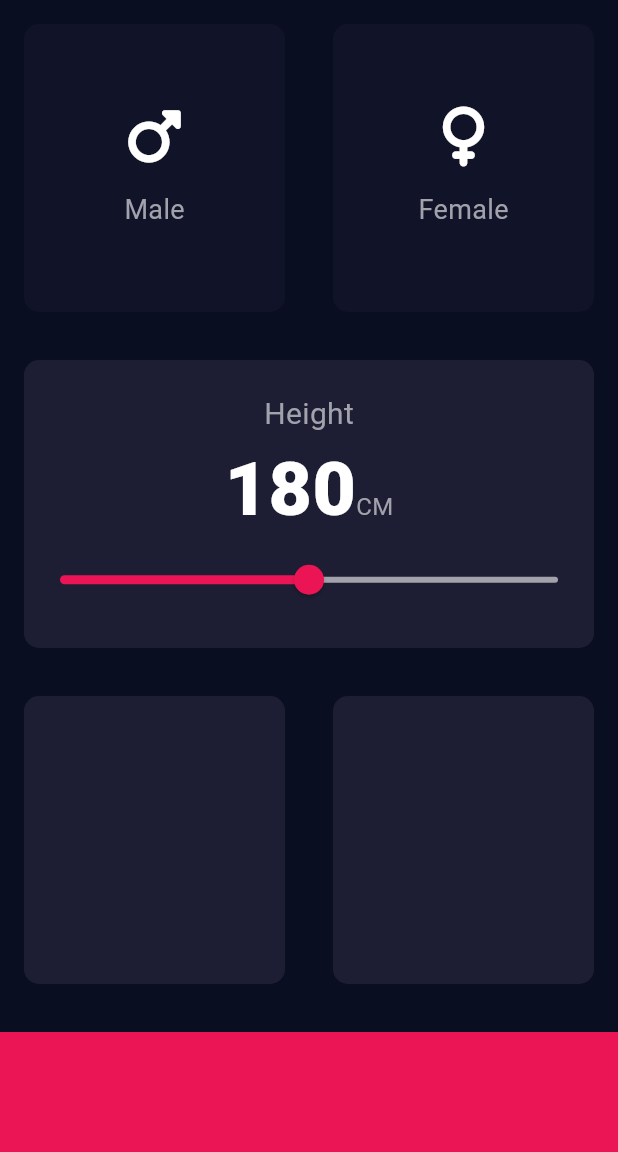
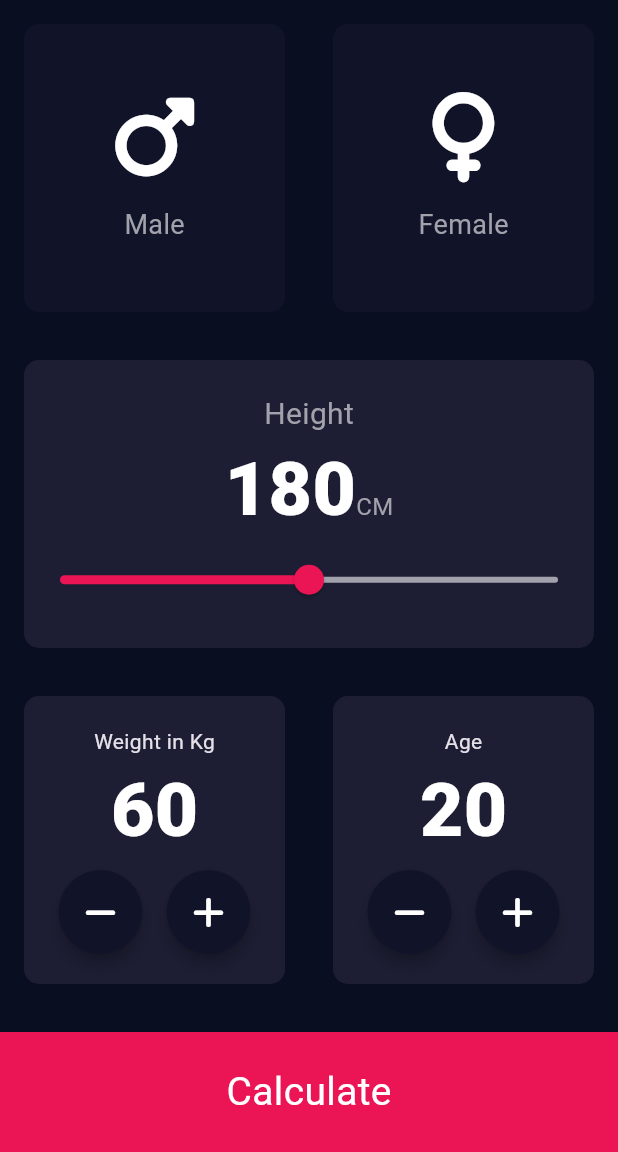
Before and after one commit to kemad97/BMI_Calculator_Flutter, a Flutter app: the screen it shows after launch, on a phone screen of 412 x 824 dp, the part 84-1236 px from its top. Run offline on Flutter 3.47's test engine with Material 3 defaults, Android fonts, the phone set to English and light mode, and no system bars; our stand-ins replace font_awesome_flutter.

Commit message:
app done

```diff
--- a/lib/AppColors.dart
+++ b/lib/AppColors.dart
@@ -7,4 +7,5 @@ class AppColors {
   static const Color accent = Color(0xFFEB1555);
   static const Color text = Colors.white;
   static const Color lightTextGrey = Color(0xffa2a2ac);
+  static const Color greenText = Color(0xff00850e);
 }
--- /dev/null
+++ b/lib/bmi_brain.dart
@@ -0,0 +1,35 @@
+import 'dart:math';
+
+class BMICalcBrain {
+  final int height;
+  final int weight;
+
+  double _bmi = 0.0;
+
+  BMICalcBrain({required this.height, required this.weight});
+
+  String calculateBMI() {
+    _bmi = weight / pow(height / 100, 2);
+    return _bmi.toStringAsFixed(1);
+  }
+
+  String getResult() {
+    if (_bmi >= 25) {
+      return "OVERWEIGHT";
+    } else if (_bmi > 18.5) {
+      return "NORMAL";
+    } else {
+      return "UNDERWEIGHT";
+    }
+  }
+
+  String getInterpretation() {
+    if (_bmi >= 25) {
+      return "You have a higher than normal body weight. Try to exercise more.";
+    } else if (_bmi > 18.5) {
+      return "You have a normal body weight. Good job!";
+    } else {
+      return "You have a lower than normal body weight. You can eat a bit more.";
+    }
+  }
+}
--- a/lib/consts.dart
+++ b/lib/consts.dart
@@ -1,4 +1,4 @@
-import 'package:flutter/cupertino.dart';
+import 'package:flutter/material.dart';
 
 import 'AppColors.dart';
 
@@ -13,4 +13,30 @@ class Constants {
     color: AppColors.text,
     fontWeight: FontWeight.w900,
   );
+
+  static const titleTextStyle = TextStyle(
+    fontSize: 50,
+    color: AppColors.text,
+    fontWeight: FontWeight.bold,
+  );
+
+  static const greenText = TextStyle(
+    fontSize: 20,
+    color: AppColors.lightTextGrey,
+  );
+
+  static const TextStyle resultTextStyle = TextStyle(
+    color: Color(0xFF24D876),
+    fontSize: 22.0,
+    fontWeight: FontWeight.bold,
+  );
+  static const TextStyle bmiTextStyle = TextStyle(
+    fontSize: 100.0,
+    fontWeight: FontWeight.bold,
+    color: Colors.white,
+  );
+  static const TextStyle bodyTextStyle = TextStyle(
+    fontSize: 22.0,
+    color: Colors.white,
+  );
 }
--- a/lib/icon_card_content.dart
+++ b/lib/icon_card_content.dart
@@ -13,7 +13,7 @@ class IconCardContent extends StatelessWidget {
     return Column(
       mainAxisAlignment: MainAxisAlignment.center,
       children: [
-        Icon(icon, size: 40, color: Colors.white),
+        Icon(icon, size: 60, color: Colors.white),
         SizedBox(height: 16.0),
         Text(
           txt,
--- a/lib/input_page.dart
+++ b/lib/input_page.dart
@@ -1,8 +1,10 @@
 import 'package:flutter/material.dart';
 import 'package:font_awesome_flutter/font_awesome_flutter.dart';
 import 'package:untitled5/AppColors.dart';
+import 'package:untitled5/results_calculator.dart';
 import 'package:untitled5/reusable_card.dart';
 
+import 'bmi_brain.dart';
 import 'consts.dart';
 import 'icon_card_content.dart';
 
@@ -15,8 +17,11 @@ class InputPage extends StatefulWidget {
 
 class _InputPageState extends State<InputPage> {
   int height = 180;
+  int weight = 60;
+  int age = 20;
 
   Gender? selectedGender;
+
   @override
   Widget build(BuildContext context) {
     return Scaffold(
@@ -105,36 +110,127 @@ class _InputPageState extends State<InputPage> {
           Expanded(
             child: Row(
               children: [
-                Expanded(child: ReusableCard(color: AppColors.activeCardColor)),
-                Expanded(child: ReusableCard(color: AppColors.activeCardColor)),
+                Expanded(
+                  child: ReusableCard(
+                    color: AppColors.activeCardColor,
+                    cardChild: CounterCard(
+                      text: "Weight in Kg",
+                      value: weight,
+                      onIncrement: () => setState(() {
+                        weight++;
+                      }),
+                      onDecrement: () => setState(() {
+                        weight--;
+                      }),
+                    ),
+                  ),
+                ),
+                Expanded(
+                  child: ReusableCard(
+                    color: AppColors.activeCardColor,
+                    cardChild: CounterCard(
+                      text: "Age",
+                      value: age,
+                      onIncrement: () => setState(() {
+                        age++;
+                      }),
+                      onDecrement: () => setState(() {
+                        age--;
+                      }),
+                    ),
+                  ),
+                ),
               ],
             ),
           ),
-          Container(
-            color: AppColors.accent,
-            margin: EdgeInsets.only(top: 16.0),
-            height: Constants.bottomContainerHeight,
+          GestureDetector(
+            onTap: () {
+              BMICalcBrain calc = BMICalcBrain(height: height, weight: weight);
+              String bmiResult = calc.calculateBMI();
+              String result = calc.getResult();
+              String interpretation = calc.getInterpretation();
+
+              Navigator.push(
+                context,
+                MaterialPageRoute(
+                  builder: (context) => ResultsScreen(
+                    bmiResult: bmiResult,
+                    resultText: result,
+                    interpretation: interpretation,
+                  ),
+                ),
+              );
+            },
+            child: Container(
+              alignment: Alignment.center,
+              color: AppColors.accent,
+              margin: EdgeInsets.only(top: 16.0),
+              height: Constants.bottomContainerHeight,
+              child: Text(
+                "Calculate",
+                style: TextStyle(
+                  fontSize: 26,
+                  color: AppColors.text,
+                  fontWeight: FontWeight.w400,
+                ),
+              ),
+            ),
           ),
         ],
       ),
     );
   }
+}
 
-  // void updateCardColor(Gender selectedGender) {
-  //   if (selectedGender == Gender.male) {
-  //     if (maleCardColor == AppColors.activeCardColor) {
-  //       maleCardColor = AppColors.inactiveCardColor;
-  //       femaleCardColor = AppColors.activeCardColor;
-  //     } else {
-  //       maleCardColor = AppColors.activeCardColor;
-  //     }
-  //   } else if (selectedGender == Gender.female) {
-  //     if (femaleCardColor == AppColors.activeCardColor) {
-  //       maleCardColor = AppColors.activeCardColor;
-  //       femaleCardColor = AppColors.inactiveCardColor;
-  //     } else {
-  //       femaleCardColor = AppColors.activeCardColor;
-  //     }
-  //   }
-  // }
+class RoundIconButton extends StatelessWidget {
+  const RoundIconButton({this.onPress, required this.icon});
+  final VoidCallback? onPress;
+  final IconData icon;
+
+  @override
+  Widget build(BuildContext context) {
+    return RawMaterialButton(
+      onPressed: onPress,
+      child: Icon(icon, color: AppColors.text),
+      elevation: 4.0,
+      shape: CircleBorder(),
+      constraints: BoxConstraints.tightFor(width: 56.0, height: 56.0),
+      fillColor: AppColors.inactiveCardColor,
+    );
+  }
 }
+
+class CounterCard extends StatelessWidget {
+  final String text;
+  final int value;
+  final VoidCallback onIncrement;
+  final VoidCallback onDecrement;
+
+  const CounterCard({
+    super.key,
+    required this.text,
+    required this.value,
+    required this.onIncrement,
+    required this.onDecrement,
+  });
+
+  @override
+  Widget build(BuildContext context) {
+    return Column(
+      mainAxisAlignment: MainAxisAlignment.center,
+      children: [
+        Text(text),
+        Text(value.toString(), style: Constants.labelNumberText),
+        SizedBox(height: 4.0),
+        Row(
+          mainAxisAlignment: MainAxisAlignment.center,
+          children: [
+            RoundIconButton(icon: FontAwesomeIcons.minus, onPress: onDecrement),
+            SizedBox(width: 16.0),
+            RoundIconButton(icon: FontAwesomeIcons.plus, onPress: onIncrement),
+          ],
+        ),
+      ],
+    );
+  }
+}
```
Also changed, not shown: lib/results_calculator.dart (added, +74 -0 lines).
